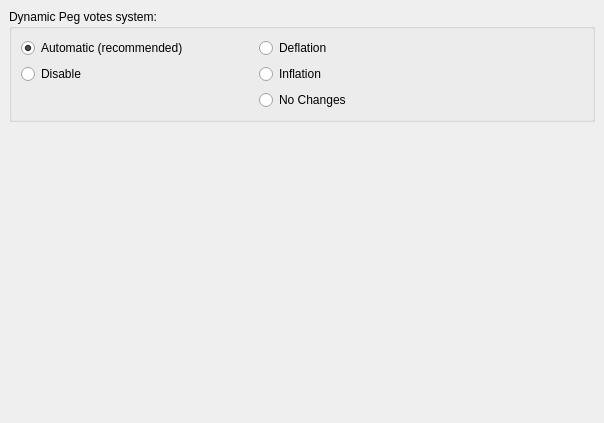
Old version of the form src/qt/forms/dynamicpegpage.ui in the repository bitbaymarket/bitbay-core.
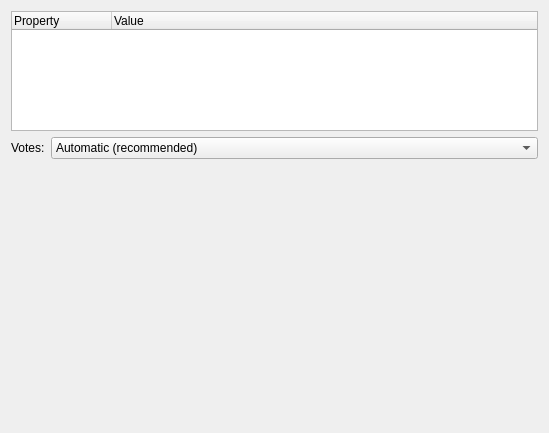
New version of the form.

Diff of the .ui file:
```diff
--- a/src/qt/forms/dynamicpegpage.ui
+++ b/src/qt/forms/dynamicpegpage.ui
@@ -6,145 +6,117 @@
    <rect>
     <x>0</x>
     <y>0</y>
-    <width>604</width>
-    <height>423</height>
+    <width>549</width>
+    <height>433</height>
    </rect>
   </property>
   <property name="windowTitle">
    <string>Form</string>
   </property>
-  <layout class="QVBoxLayout" name="topLayout">
-   <property name="spacing">
-    <number>0</number>
-   </property>
-   <property name="leftMargin">
-    <number>0</number>
-   </property>
-   <property name="topMargin">
-    <number>0</number>
-   </property>
-   <property name="rightMargin">
-    <number>0</number>
-   </property>
-   <property name="bottomMargin">
-    <number>0</number>
-   </property>
-   <item>
-    <layout class="QHBoxLayout" name="horizontalLayout" stretch="0">
-     <property name="spacing">
-      <number>0</number>
+  <layout class="QGridLayout" name="gridLayout">
+   <item row="0" column="0">
+    <widget class="QTreeWidget" name="values">
+     <property name="sizePolicy">
+      <sizepolicy hsizetype="Expanding" vsizetype="Minimum">
+       <horstretch>0</horstretch>
+       <verstretch>1</verstretch>
+      </sizepolicy>
      </property>
+     <property name="minimumSize">
+      <size>
+       <width>0</width>
+       <height>120</height>
+      </size>
+     </property>
+     <property name="alternatingRowColors">
+      <bool>true</bool>
+     </property>
+     <property name="rootIsDecorated">
+      <bool>false</bool>
+     </property>
+     <property name="uniformRowHeights">
+      <bool>true</bool>
+     </property>
+     <property name="itemsExpandable">
+      <bool>false</bool>
+     </property>
+     <property name="allColumnsShowFocus">
+      <bool>true</bool>
+     </property>
+     <column>
+      <property name="text">
+       <string>Property</string>
+      </property>
+     </column>
+     <column>
+      <property name="text">
+       <string>Value</string>
+      </property>
+     </column>
+    </widget>
+   </item>
+   <item row="1" column="0">
+    <layout class="QHBoxLayout" name="horizontalLayout">
      <item>
-      <layout class="QVBoxLayout" name="verticalLayout_2">
+      <widget class="QLabel" name="labelVotes">
+       <property name="text">
+        <string>Votes:</string>
+       </property>
+      </widget>
+     </item>
+     <item>
+      <widget class="QComboBox" name="comboVotes">
+       <property name="sizePolicy">
+        <sizepolicy hsizetype="MinimumExpanding" vsizetype="Fixed">
+         <horstretch>0</horstretch>
+         <verstretch>0</verstretch>
+        </sizepolicy>
+       </property>
        <item>
-        <widget class="QWidget" name="widget" native="true">
-         <layout class="QGridLayout" name="gridLayout_4">
-          <item row="0" column="0" colspan="2">
-           <widget class="QGroupBox" name="groupBox">
-            <property name="title">
-             <string>Dynamic Peg votes system:</string>
-            </property>
-            <layout class="QGridLayout" name="gridLayout">
-             <item row="2" column="1">
-              <widget class="QRadioButton" name="radioButtonVoteNoChange">
-               <property name="text">
-                <string>No Changes</string>
-               </property>
-              </widget>
-             </item>
-             <item row="1" column="0">
-              <widget class="QRadioButton" name="radioButtonVoteNone">
-               <property name="text">
-                <string>Disable</string>
-               </property>
-               <property name="checked">
-                <bool>false</bool>
-               </property>
-              </widget>
-             </item>
-             <item row="2" column="0">
-              <spacer name="horizontalSpacer_2">
-               <property name="orientation">
-                <enum>Qt::Horizontal</enum>
-               </property>
-               <property name="sizeHint" stdset="0">
-                <size>
-                 <width>40</width>
-                 <height>20</height>
-                </size>
-               </property>
-              </spacer>
-             </item>
-             <item row="0" column="1">
-              <widget class="QRadioButton" name="radioButtonVoteDeflate">
-               <property name="text">
-                <string>Deflation</string>
-               </property>
-              </widget>
-             </item>
-             <item row="0" column="0">
-              <widget class="QRadioButton" name="radioButtonVoteAuto">
-               <property name="text">
-                <string>Automatic (recommended)</string>
-               </property>
-               <property name="checked">
-                <bool>true</bool>
-               </property>
-              </widget>
-             </item>
-             <item row="1" column="1">
-              <widget class="QRadioButton" name="radioButtonVoteInflate">
-               <property name="text">
-                <string>Inflation</string>
-               </property>
-              </widget>
-             </item>
-             <item row="2" column="2">
-              <spacer name="horizontalSpacer">
-               <property name="orientation">
-                <enum>Qt::Horizontal</enum>
-               </property>
-               <property name="sizeHint" stdset="0">
-                <size>
-                 <width>40</width>
-                 <height>20</height>
-                </size>
-               </property>
-              </spacer>
-             </item>
-            </layout>
-           </widget>
-          </item>
-         </layout>
-        </widget>
+        <property name="text">
+         <string>Automatic (recommended)</string>
+        </property>
        </item>
        <item>
-        <widget class="QWidget" name="chart1" native="true">
-         <property name="minimumSize">
-          <size>
-           <width>0</width>
-           <height>200</height>
-          </size>
-         </property>
-        </widget>
+        <property name="text">
+         <string>No change</string>
+        </property>
        </item>
        <item>
-        <spacer name="verticalSpacer">
-         <property name="orientation">
-          <enum>Qt::Vertical</enum>
-         </property>
-         <property name="sizeHint" stdset="0">
-          <size>
-           <width>20</width>
-           <height>40</height>
-          </size>
-         </property>
-        </spacer>
+        <property name="text">
+         <string>Deflation</string>
+        </property>
        </item>
-      </layout>
+       <item>
+        <property name="text">
+         <string>Inflation</string>
+        </property>
+       </item>
+       <item>
+        <property name="text">
+         <string>Disable</string>
+        </property>
+       </item>
+      </widget>
      </item>
     </layout>
    </item>
+   <item row="2" column="0">
+    <widget class="QWidget" name="chart1" native="true">
+     <property name="sizePolicy">
+      <sizepolicy hsizetype="Preferred" vsizetype="MinimumExpanding">
+       <horstretch>0</horstretch>
+       <verstretch>10</verstretch>
+      </sizepolicy>
+     </property>
+     <property name="minimumSize">
+      <size>
+       <width>0</width>
+       <height>200</height>
+      </size>
+     </property>
+    </widget>
+   </item>
   </layout>
  </widget>
  <tabstops>
```
Left out of the diff: 7 changed lines with no effect on the pictures.
